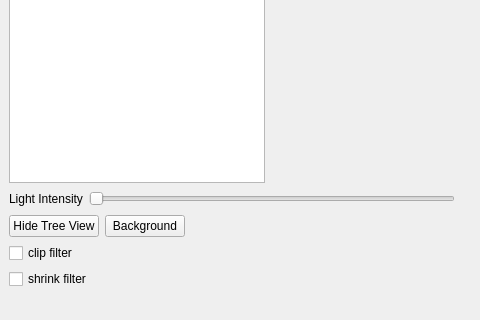
Before: the Qt Designer form GUI/mainwindow.ui in ninyo999/2024_EEEE2076_GROUP6, drawn with Qt 5; both pictures show x 0 to 480 and y 307 to 627 of the 829 by 627 pixel window.
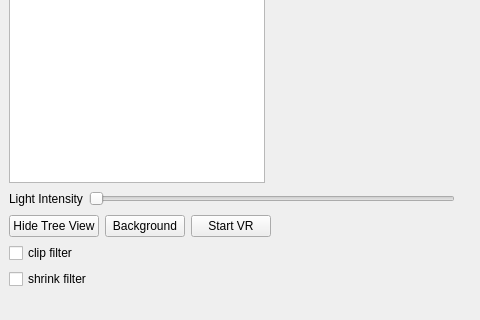
After: the same form once the commit is applied. Icons and pictures are not drawn. Custom widgets are drawn as their Qt base class.

What changed in the file:
```diff
--- a/GUI/mainwindow.ui
+++ b/GUI/mainwindow.ui
@@ -96,6 +96,13 @@
         </property>
        </widget>
       </item>
+      <item>
+       <widget class="QPushButton" name="startVRButton">
+        <property name="text">
+         <string>Start VR</string>
+        </property>
+       </widget>
+      </item>
       <item>
        <spacer name="horizontalSpacer">
         <property name="orientation">
```
Left out of the diff: 2 changed lines with no effect on the pictures.
